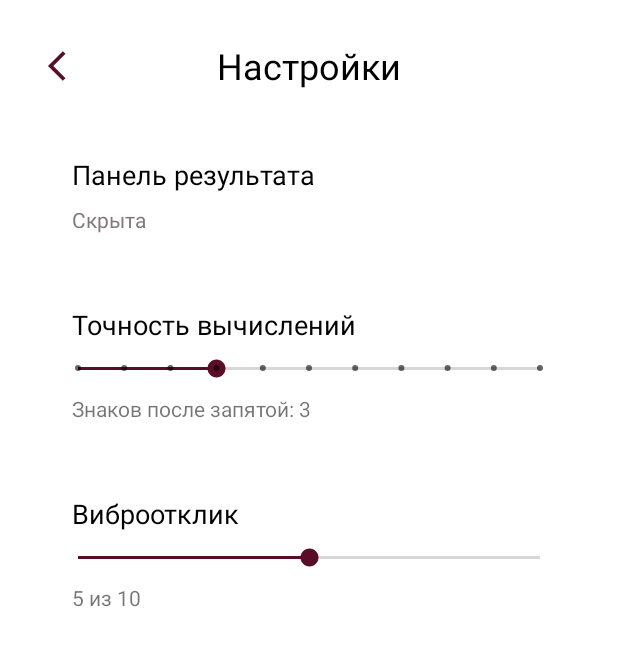
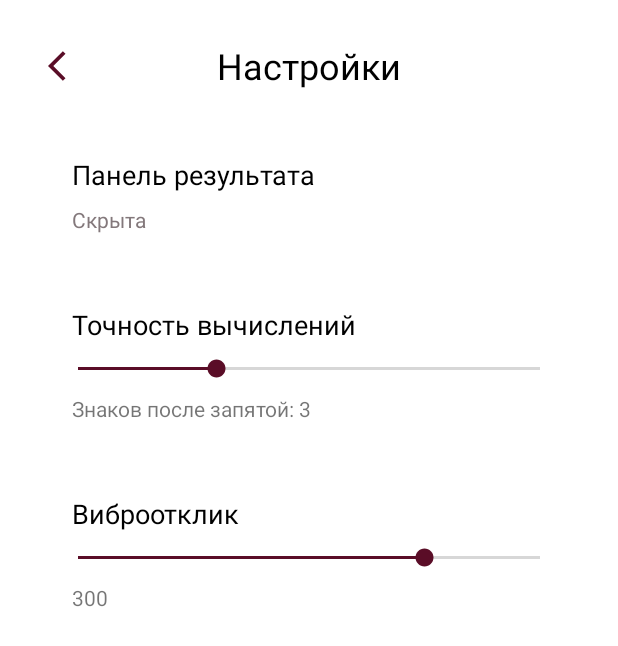
Before and after one commit to margavrilova/Calculator, an Android app: the layout settings_activity.xml on its own in the app's theme, with its tools: preview values and no code run, on a phone screen of 412 x 824 dp. Shown: the top 646 px of the screen. Run offline under Robolectric (Android 15) with nearby library versions, the phone set to English and light mode, and no system bars.

Commit message:
Исправления

```diff
--- a/app/src/main/AndroidManifest.xml
+++ b/app/src/main/AndroidManifest.xml
@@ -2,6 +2,8 @@
 <manifest xmlns:android="http://schemas.android.com/apk/res/android"
     xmlns:tools="http://schemas.android.com/tools"
     package="com.example.calculator">
+
+    <uses-permission android:name="android.permission.VIBRATE" />
 
     <application
         android:allowBackup="true"
--- a/app/src/main/java/com/example/calculator/domain/SettingsDao.kt
+++ b/app/src/main/java/com/example/calculator/domain/SettingsDao.kt
@@ -12,11 +12,8 @@ interface SettingsDao {
     suspend fun setPrecision(precisionNumber: Int)
     suspend fun getPrecision(): Int
 
+    /** Длительность виброотклика */
     suspend fun setVibration(vibration: Int)
     suspend fun getVibration(): Int?
 
-
-    /** Сила вибрации */
-    //suspend fun setVibrationType(vibrationType: VibrationType) TODO
-    //suspend fun getVibrationType(): VibrationType TODO
 }
--- a/app/src/main/java/com/example/calculator/presentation/main/MainViewModel.kt
+++ b/app/src/main/java/com/example/calculator/presentation/main/MainViewModel.kt
@@ -28,11 +28,15 @@ class MainViewModel(
     private val _resultPanelState = MutableLiveData<ResultPanelType>(ResultPanelType.RIGHT)
     val resultPanelState: LiveData<ResultPanelType> = _resultPanelState
 
+    private var _vibrationTime = MutableLiveData<Int>()
+    val vibrationTime = _vibrationTime
+
     private var _precision: Int = 3
 
     init {
         viewModelScope.launch {
             _resultPanelState.value = settingsDao.getResultPanelType()
+            _vibrationTime.value = settingsDao.getVibration()
         }
     }
 
@@ -113,6 +117,7 @@ class MainViewModel(
         viewModelScope.launch {
             _resultPanelState.value = settingsDao.getResultPanelType()
             _precision = settingsDao.getPrecision()
+            _vibrationTime.value = settingsDao.getVibration()
         }
     }
 
--- a/app/src/main/res/layout/settings_activity.xml
+++ b/app/src/main/res/layout/settings_activity.xml
@@ -100,7 +100,6 @@
 
         <SeekBar
             android:id="@+id/seekBarPrecision"
-            style="@style/Widget.AppCompat.SeekBar.Discrete"
             android:layout_width="match_parent"
             android:layout_height="wrap_content"
             android:layout_marginStart="4dp"
@@ -158,8 +157,8 @@
             android:layout_marginEnd="4dp"
             android:layout_marginTop="8dp"
             android:min="0"
-            android:max="10"
-            tools:progress="5"
+            android:max="400"
+            tools:progress="300"
             app:layout_constraintEnd_toEndOf="parent"
             app:layout_constraintStart_toStartOf="parent"
             app:layout_constraintTop_toBottomOf="@+id/title" />
@@ -172,7 +171,7 @@
             android:layout_marginEnd="16dp"
             android:layout_marginTop="8dp"
             android:layout_gravity="center_horizontal"
-            tools:text="5 из 10" />
+            tools:text="300" />
     </LinearLayout>
 
 </androidx.constraintlayout.widget.ConstraintLayout>
```
Also changed, not shown: app/src/main/java/com/example/calculator/presentation/main/MainActivity.kt (+23 -1 lines).
